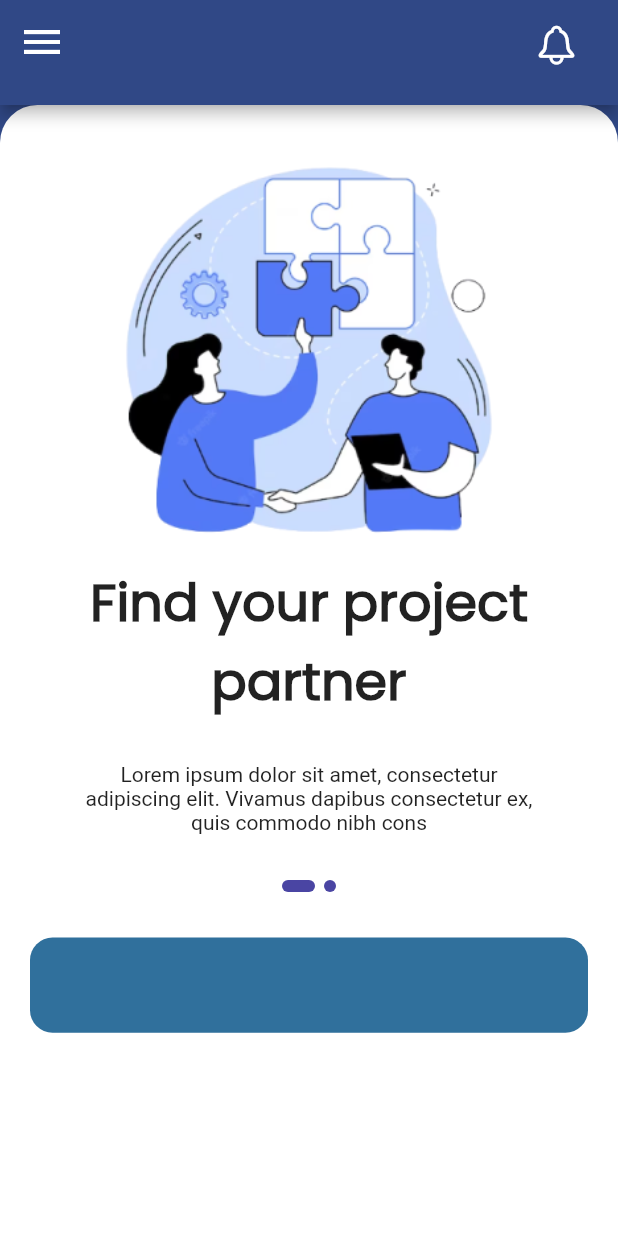
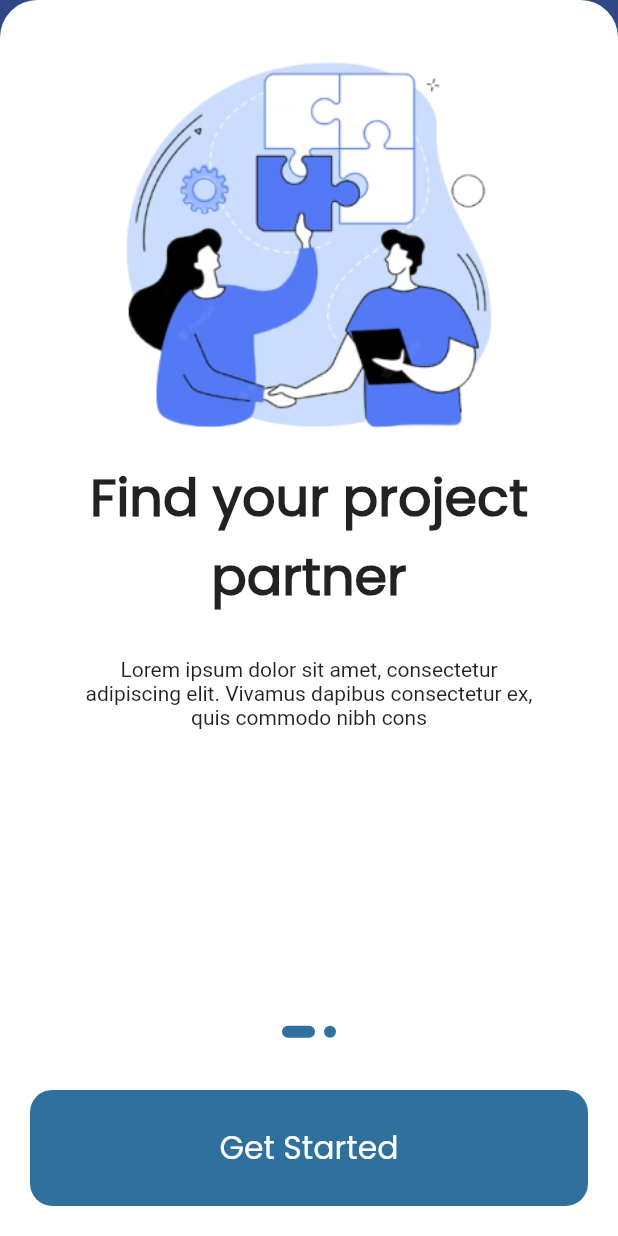
Before and after one commit to sarahasan17/vitsocialapp, a Flutter app: the TeamMateSearchScreen screen opened directly, on a phone screen of 412 x 824 dp. Run offline on Flutter 3.47's test engine with Material 2 defaults, Android fonts, the phone set to English and light mode, and no system bars; Roboto replaces fonts that are missing (Inter Regular).

Commit message:
teammatescreen

```diff
--- a/vitogether/lib/main.dart
+++ b/vitogether/lib/main.dart
@@ -16,7 +16,7 @@ class MyApp extends StatelessWidget {
     ThemeHelper t = ThemeHelper();
     return MaterialApp(
       theme: ThemeData(scaffoldBackgroundColor: t.backgroundColor),
-      home: TeamMateSearchScreen(),
+      home: BottomNavScreen(),
     );
   }
 }
--- a/vitogether/lib/screens/BottomNavigationBar/bottomnavbar.dart
+++ b/vitogether/lib/screens/BottomNavigationBar/bottomnavbar.dart
@@ -4,6 +4,7 @@ import 'package:flutter/material.dart';
 import 'package:vitogether_app/screens/AnswerScreen/AnswerScreen.dart';
 import 'package:vitogether_app/screens/DiscoverScreen/DiscoverScreen.dart';
 import 'package:vitogether_app/screens/PostQuestionScreen/postquestionscreen.dart';
+import 'package:vitogether_app/screens/TeamSearchScreen/teammateSearchScreen.dart';
 
 import '../../constants/Themehelper.dart';
 import '../SideNavigationDrawer/sidenavigationdrawer.dart';
@@ -21,7 +22,7 @@ class _BottomNavScreenState extends State<BottomNavScreen> {
     const DiscoverScreen(),
     AnswerScreen(),
     const PostQuestionScreen(),
-    DiscoverScreen(),
+    const TeamMateSearchScreen(),
     DiscoverScreen()
   ];
   void ontap(int index) {
--- a/vitogether/lib/screens/TeamSearchScreen/teammateSearchScreen.dart
+++ b/vitogether/lib/screens/TeamSearchScreen/teammateSearchScreen.dart
@@ -19,50 +19,36 @@ class _TeamMateSearchScreenState extends State<TeamMateSearchScreen> {
     'Lorem ipsum dolor sit amet, consectetur adipiscing elit. Vivamus dapibus consectetur ex, quis commodo nibh cons',
     'Lorem ipsum dolor sit amet, consectetur adipiscing elit. Vivamus dapibus consectetur ex, quis commodo nibh cons'
   ];
-  final GlobalKey<ScaffoldState> _scaffoldkey = GlobalKey<ScaffoldState>();
+  int index2 = 0;
   @override
   Widget build(BuildContext context) {
     ScreenWidth s = ScreenWidth(context);
     ThemeHelper t = ThemeHelper();
     return Scaffold(
-      key: _scaffoldkey,
-      drawer: const SideNavDrawer(),
-      appBar: PreferredSize(
-        preferredSize: const Size.fromHeight(70.0), // here the desired height
-        child: AppBar(
-          iconTheme: IconThemeData(size: 32, color: t.white),
-          backgroundColor: t.backgroundColor,
-          title: Padding(
+      body: Container(
         padding:
-                const EdgeInsets.only(top: 30, left: 20, right: 10, bottom: 25),
-            child: Container(
-              margin: const EdgeInsets.symmetric(vertical: 40),
-              width: double.infinity,
-              color: t.backgroundColor,
-              child: Row(
-                mainAxisAlignment: MainAxisAlignment.end,
-                children: [
-                  Icon(CupertinoIcons.bell, color: t.white, size: 30),
-                ],
-              ),
-            ),
-          ),
-        ),
-      ),
-      body: Container(
-        padding: EdgeInsets.only(top: 30, left: 20, right: 20),
+            const EdgeInsets.only(top: 30, left: 20, right: 20, bottom: 20),
         decoration: BoxDecoration(
             color: t.white,
             borderRadius: const BorderRadius.only(
                 topRight: Radius.circular(25.0),
                 topLeft: Radius.circular(25.0))),
+        child: Column(
+          children: [
+            Expanded(
+              flex: 25,
               child: PageView.builder(
                   itemCount: 2,
                   scrollDirection: Axis.horizontal,
+                  scrollBehavior: const ScrollBehavior(),
                   itemBuilder: (_, index) {
-              return Flexible(
-                child: Container(
-                    child: Column(
+                    Future.delayed(const Duration(microseconds: 0), () {
+                      setState(() {
+                        index2 = index;
+                      });
+                    });
+
+                    return Column(
                       children: [
                         Container(
                             height: s.height / 3,
@@ -90,30 +76,47 @@ class _TeamMateSearchScreenState extends State<TeamMateSearchScreen> {
                           ),
                         ),
                         SizedBox(height: s.height / 30),
-                    Row(
+                      ],
+                    );
+                  }),
+            ),
+            Expanded(
+              child: Row(
                 mainAxisAlignment: MainAxisAlignment.center,
                 children: List.generate(2, (index1) {
                   return Container(
                     margin: const EdgeInsets.all(3),
-                          width: index == index1 ? 22 : 8,
+                    width: index2 == index1 ? 22 : 8,
                     height: 8,
                     decoration: BoxDecoration(
                         borderRadius: BorderRadius.circular(8),
-                              color: t.paperplanecolor),
+                        color: t.findteambuttonColor),
                   );
                 }),
               ),
-                    SizedBox(height: s.height / 30),
-                    Container(
+            ),
+            const Expanded(child: SizedBox()),
+            Expanded(
+              flex: 3,
+              child: Container(
                 height: s.height / 13,
                 decoration: BoxDecoration(
                   borderRadius: BorderRadius.circular(15.0),
-                          color: t.findteambuttonColor),
-                    )
+                  color: t.findteambuttonColor,
+                ),
+                child: Center(
+                  child: Text(
+                    'Get Started',
+                    style: t.poppinstext.copyWith(
+                        color: t.white,
+                        fontSize: 21,
+                        fontWeight: FontWeight.w500),
+                  ),
+                ),
+              ),
+            ),
           ],
-                )),
-              );
-            }),
+        ),
       ),
     );
   }
```
Lines whose indentation alone changed are shown as unchanged.
